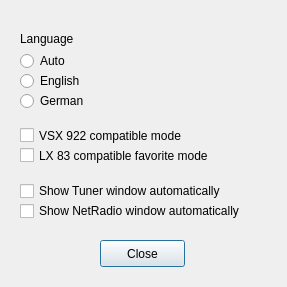
Old version of the form settingsdialog.ui in the repository AceOfSnakes/AvrPioRemote.
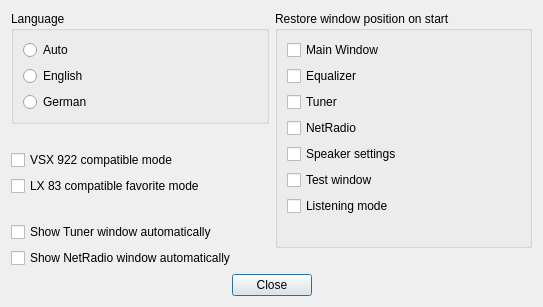
New version of the form.

The edit to the form file:
```diff
--- a/settingsdialog.ui
+++ b/settingsdialog.ui
@@ -6,152 +6,252 @@
    <rect>
     <x>0</x>
     <y>0</y>
-    <width>287</width>
-    <height>287</height>
+    <width>543</width>
+    <height>301</height>
    </rect>
   </property>
   <property name="windowTitle">
    <string>Dialog</string>
   </property>
-  <widget class="QCheckBox" name="TunerVSX922CompatibilityModeCheckBox">
-   <property name="geometry">
-    <rect>
-     <x>20</x>
-     <y>120</y>
-     <width>241</width>
-     <height>31</height>
-    </rect>
-   </property>
-   <property name="layoutDirection">
-    <enum>Qt::LeftToRight</enum>
-   </property>
-   <property name="text">
-    <string>VSX 922 compatible mode</string>
-   </property>
-  </widget>
-  <widget class="QCheckBox" name="FavoriteLX83CompatibilityModeCheckBox">
-   <property name="geometry">
-    <rect>
-     <x>20</x>
-     <y>140</y>
-     <width>231</width>
-     <height>31</height>
-    </rect>
-   </property>
-   <property name="layoutDirection">
-    <enum>Qt::LeftToRight</enum>
-   </property>
-   <property name="text">
-    <string>LX 83 compatible favorite mode</string>
-   </property>
-  </widget>
-  <widget class="QFrame" name="frame">
-   <property name="geometry">
-    <rect>
-     <x>10</x>
-     <y>20</y>
-     <width>181</width>
-     <height>91</height>
-    </rect>
-   </property>
-   <property name="frameShape">
-    <enum>QFrame::NoFrame</enum>
-   </property>
-   <property name="frameShadow">
-    <enum>QFrame::Raised</enum>
-   </property>
-   <widget class="QRadioButton" name="LanguageGermanRadioButton">
-    <property name="geometry">
-     <rect>
-      <x>10</x>
-      <y>70</y>
-      <width>102</width>
-      <height>22</height>
-     </rect>
-    </property>
-    <property name="text">
-     <string>German</string>
-    </property>
-   </widget>
-   <widget class="QLabel" name="label">
-    <property name="geometry">
-     <rect>
-      <x>10</x>
-      <y>10</y>
-      <width>111</width>
-      <height>17</height>
-     </rect>
-    </property>
-    <property name="text">
-     <string>Language</string>
-    </property>
-   </widget>
-   <widget class="QRadioButton" name="LanguageEnglishRadioButton">
-    <property name="geometry">
-     <rect>
-      <x>10</x>
-      <y>50</y>
-      <width>102</width>
-      <height>22</height>
-     </rect>
-    </property>
-    <property name="text">
-     <string>English</string>
-    </property>
-   </widget>
-   <widget class="QRadioButton" name="LanguageAutoRadioButton">
-    <property name="geometry">
-     <rect>
-      <x>10</x>
-      <y>30</y>
-      <width>102</width>
-      <height>22</height>
-     </rect>
-    </property>
-    <property name="text">
-     <string>Auto</string>
-    </property>
-   </widget>
-  </widget>
-  <widget class="QPushButton" name="pushButton">
-   <property name="geometry">
-    <rect>
-     <x>100</x>
-     <y>240</y>
-     <width>85</width>
-     <height>27</height>
-    </rect>
-   </property>
-   <property name="text">
-    <string>Close</string>
-   </property>
-  </widget>
-  <widget class="QCheckBox" name="ShowTunerCheckBox">
-   <property name="geometry">
-    <rect>
-     <x>20</x>
-     <y>180</y>
-     <width>301</width>
-     <height>22</height>
-    </rect>
-   </property>
-   <property name="text">
-    <string>Show Tuner window automatically</string>
-   </property>
-  </widget>
-  <widget class="QCheckBox" name="ShowNetRadioCheckBox">
-   <property name="geometry">
-    <rect>
-     <x>20</x>
-     <y>200</y>
-     <width>301</width>
-     <height>22</height>
-    </rect>
-   </property>
-   <property name="text">
-    <string>Show NetRadio window automatically</string>
-   </property>
-  </widget>
+  <layout class="QVBoxLayout" name="verticalLayout_5">
+   <item>
+    <layout class="QHBoxLayout" name="horizontalLayout_2">
+     <item>
+      <layout class="QVBoxLayout" name="verticalLayout_2">
+       <item>
+        <widget class="QGroupBox" name="groupBox_2">
+         <property name="title">
+          <string>Language</string>
+         </property>
+         <layout class="QVBoxLayout" name="verticalLayout_3">
+          <item>
+           <widget class="QRadioButton" name="LanguageAutoRadioButton">
+            <property name="text">
+             <string>Auto</string>
+            </property>
+           </widget>
+          </item>
+          <item>
+           <widget class="QRadioButton" name="LanguageEnglishRadioButton">
+            <property name="text">
+             <string>English</string>
+            </property>
+           </widget>
+          </item>
+          <item>
+           <widget class="QRadioButton" name="LanguageGermanRadioButton">
+            <property name="text">
+             <string>German</string>
+            </property>
+           </widget>
+          </item>
+         </layout>
+        </widget>
+       </item>
+       <item>
+        <widget class="QLabel" name="label_3">
+         <property name="text">
+          <string> </string>
+         </property>
+        </widget>
+       </item>
+       <item>
+        <widget class="QCheckBox" name="TunerVSX922CompatibilityModeCheckBox">
+         <property name="layoutDirection">
+          <enum>Qt::LeftToRight</enum>
+         </property>
+         <property name="text">
+          <string>VSX 922 compatible mode</string>
+         </property>
+        </widget>
+       </item>
+       <item>
+        <widget class="QCheckBox" name="FavoriteLX83CompatibilityModeCheckBox">
+         <property name="layoutDirection">
+          <enum>Qt::LeftToRight</enum>
+         </property>
+         <property name="text">
+          <string>LX 83 compatible favorite mode</string>
+         </property>
+        </widget>
+       </item>
+       <item>
+        <widget class="QLabel" name="label_2">
+         <property name="text">
+          <string> </string>
+         </property>
+        </widget>
+       </item>
+       <item>
+        <widget class="QCheckBox" name="ShowTunerCheckBox">
+         <property name="text">
+          <string>Show Tuner window automatically</string>
+         </property>
+        </widget>
+       </item>
+       <item>
+        <widget class="QCheckBox" name="ShowNetRadioCheckBox">
+         <property name="text">
+          <string>Show NetRadio window automatically</string>
+         </property>
+        </widget>
+       </item>
+       <item>
+        <spacer name="verticalSpacer_3">
+         <property name="orientation">
+          <enum>Qt::Vertical</enum>
+         </property>
+         <property name="sizeHint" stdset="0">
+          <size>
+           <width>20</width>
+           <height>40</height>
+          </size>
+         </property>
+        </spacer>
+       </item>
+       <item>
+        <spacer name="verticalSpacer_2">
+         <property name="orientation">
+          <enum>Qt::Vertical</enum>
+         </property>
+         <property name="sizeHint" stdset="0">
+          <size>
+           <width>20</width>
+           <height>40</height>
+          </size>
+         </property>
+        </spacer>
+       </item>
+      </layout>
+     </item>
+     <item>
+      <layout class="QVBoxLayout" name="verticalLayout_4">
+       <item>
+        <widget class="QGroupBox" name="groupBox">
+         <property name="title">
+          <string>Restore window position on start</string>
+         </property>
+         <layout class="QVBoxLayout" name="verticalLayout">
+          <item>
+           <widget class="QCheckBox" name="RestoreMainWindowCheckBox">
+            <property name="text">
+             <string>Main Window</string>
+            </property>
+           </widget>
+          </item>
+          <item>
+           <widget class="QCheckBox" name="RestoreEQWindowCheckBox">
+            <property name="text">
+             <string>Equalizer</string>
+            </property>
+           </widget>
+          </item>
+          <item>
+           <widget class="QCheckBox" name="RestoreTunerWindowCheckBox">
+            <property name="text">
+             <string>Tuner</string>
+            </property>
+           </widget>
+          </item>
+          <item>
+           <widget class="QCheckBox" name="RestoreNetRadioWindowCheckBox">
+            <property name="text">
+             <string>NetRadio</string>
+            </property>
+           </widget>
+          </item>
+          <item>
+           <widget class="QCheckBox" name="RestoreSpeakerSettingsWindowCheckBox">
+            <property name="text">
+             <string>Speaker settings</string>
+            </property>
+           </widget>
+          </item>
+          <item>
+           <widget class="QCheckBox" name="RestoreTestWindowCheckBox">
+            <property name="text">
+             <string>Test window</string>
+            </property>
+           </widget>
+          </item>
+          <item>
+           <widget class="QCheckBox" name="RestoreLMSettingsWindowCheckBox">
+            <property name="text">
+             <string>Listening mode</string>
+            </property>
+           </widget>
+          </item>
+          <item>
+           <spacer name="verticalSpacer">
+            <property name="orientation">
+             <enum>Qt::Vertical</enum>
+            </property>
+            <property name="sizeHint" stdset="0">
+             <size>
+              <width>20</width>
+              <height>40</height>
+             </size>
+            </property>
+           </spacer>
+          </item>
+         </layout>
+        </widget>
+       </item>
+       <item>
+        <spacer name="verticalSpacer_4">
+         <property name="orientation">
+          <enum>Qt::Vertical</enum>
+         </property>
+         <property name="sizeHint" stdset="0">
+          <size>
+           <width>20</width>
+           <height>40</height>
+          </size>
+         </property>
+        </spacer>
+       </item>
+      </layout>
+     </item>
+    </layout>
+   </item>
+   <item>
+    <layout class="QHBoxLayout" name="horizontalLayout">
+     <item>
+      <spacer name="horizontalSpacer">
+       <property name="orientation">
+        <enum>Qt::Horizontal</enum>
+       </property>
+       <property name="sizeHint" stdset="0">
+        <size>
+         <width>40</width>
+         <height>20</height>
+        </size>
+       </property>
+      </spacer>
+     </item>
+     <item>
+      <widget class="QPushButton" name="pushButton">
+       <property name="text">
+        <string>Close</string>
+       </property>
+      </widget>
+     </item>
+     <item>
+      <spacer name="horizontalSpacer_2">
+       <property name="orientation">
+        <enum>Qt::Horizontal</enum>
+       </property>
+       <property name="sizeHint" stdset="0">
+        <size>
+         <width>40</width>
+         <height>20</height>
+        </size>
+       </property>
+      </spacer>
+     </item>
+    </layout>
+   </item>
+  </layout>
  </widget>
  <resources/>
  <connections/>
```
